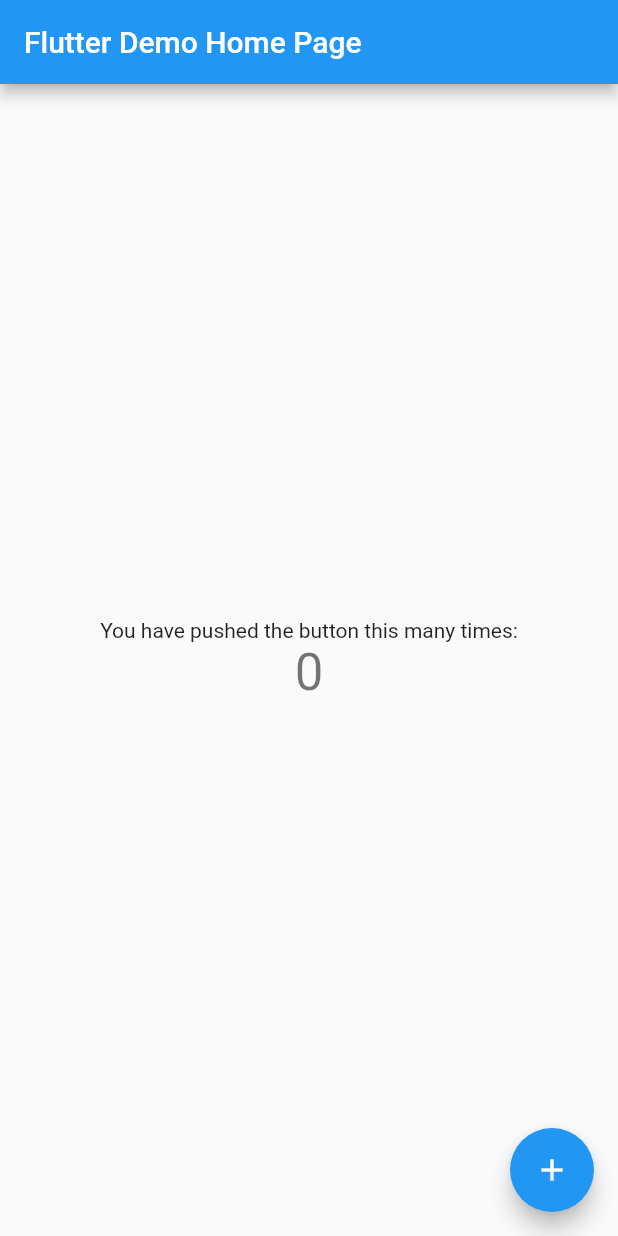
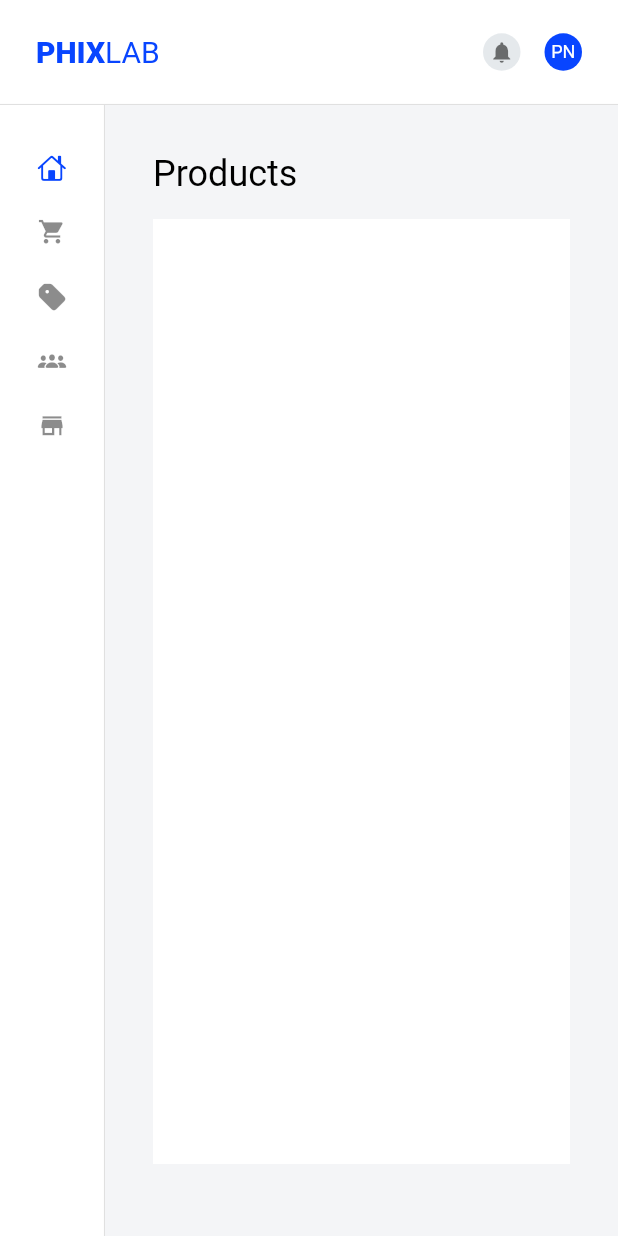
Before and after one commit to sudophils/phixlab_inventory, a Flutter app: the screen it shows after launch, on a phone screen of 412 x 824 dp. Run offline on Flutter 3.47's test engine with Material 2 defaults, Android fonts, the light colour scheme and no system bars.

Commit message:
update menu

```diff
--- a/lib/main.dart
+++ b/lib/main.dart
@@ -1,4 +1,9 @@
+import 'package:flutter/cupertino.dart';
 import 'package:flutter/material.dart';
+import 'package:phixlab_inventory/utils/constants.dart';
+import 'package:phixlab_inventory/widgets/app_header.dart';
+import 'package:phixlab_inventory/widgets/main_content.dart';
+import 'package:phixlab_inventory/widgets/vertical_navigation_bar.dart';
 
 void main() {
   runApp(const MyApp());
@@ -7,109 +12,100 @@
 class MyApp extends StatelessWidget {
   const MyApp({super.key});
 
-  // This widget is the root of your application.
   @override
   Widget build(BuildContext context) {
     return MaterialApp(
-      title: 'Flutter Demo',
+      debugShowCheckedModeBanner: false,
+      title: 'phixlab inventory',
       theme: ThemeData(
-        // This is the theme of your application.
-        //
-        // Try running your application with "flutter run". You'll see the
-        // application has a blue toolbar. Then, without quitting the app, try
-        // changing the primarySwatch below to Colors.green and then invoke
-        // "hot reload" (press "r" in the console where you ran "flutter run",
-        // or simply save your changes to "hot reload" in a Flutter IDE).
-        // Notice that the counter didn't reset back to zero; the application
-        // is not restarted.
         primarySwatch: Colors.blue,
       ),
-      home: const MyHomePage(title: 'Flutter Demo Home Page'),
+      home: const Main(),
     );
   }
 }
 
-class MyHomePage extends StatefulWidget {
-  const MyHomePage({super.key, required this.title});
-
-  // This widget is the home page of your application. It is stateful, meaning
-  // that it has a State object (defined below) that contains fields that affect
-  // how it looks.
-
-  // This class is the configuration for the state. It holds the values (in this
-  // case the title) provided by the parent (in this case the App widget) and
-  // used by the build method of the State. Fields in a Widget subclass are
-  // always marked "final".
-
-  final String title;
+class Main extends StatefulWidget {
+  const Main({Key? key}) : super(key: key);
 
   @override
-  State<MyHomePage> createState() => _MyHomePageState();
+  State<Main> createState() => _MainState();
 }
 
-class _MyHomePageState extends State<MyHomePage> {
-  int _counter = 0;
+class _MainState extends State<Main> {
+  var currentIndex = 0;
 
-  void _incrementCounter() {
-    setState(() {
-      // This call to setState tells the Flutter framework that something has
-      // changed in this State, which causes it to rerun the build method below
-      // so that the display can reflect the updated values. If we changed
-      // _counter without calling setState(), then the build method would not be
-      // called again, and so nothing would appear to happen.
-      _counter++;
-    });
+  Widget buildMainContent({required int currentPage}) {
+    switch (currentPage) {
+      case 0:
+        return const MainContent();
+      case 1:
+        return const Center(child: Text("Cart"));
+      case 2:
+        return const Center(child: Text("Favorite"));
+      case 3:
+        return const Center(child: Text("Customers"));
+      case 4:
+        return const Center(child: Text("Store front"));
+      default:
+        return const MainContent();
+    }
   }
 
   @override
   Widget build(BuildContext context) {
-    // This method is rerun every time setState is called, for instance as done
-    // by the _incrementCounter method above.
-    //
-    // The Flutter framework has been optimized to make rerunning build methods
-    // fast, so that you can just rebuild anything that needs updating rather
-    // than having to individually change instances of widgets.
     return Scaffold(
-      appBar: AppBar(
-        // Here we take the value from the MyHomePage object that was created by
-        // the App.build method, and use it to set our appbar title.
-        title: Text(widget.title),
+        body: Container(
+      color: backgroundColor,
+      child: Column(
+        children: [
+          const AppHeader(),
+          Expanded(
+            child: Row(
+              children: [
+                VerticalNavigationMenuBar(
+                    onTap: (int index) {
+                      print(index);
+                      setState(() {
+                        currentIndex = index;
+                      });
+                    },
+                    currentIndex: currentIndex,
+                    menuItems: [
+                      NavBarMenuItem(icon: CupertinoIcons.home),
+                      NavBarMenuItem(icon: Icons.shopping_cart),
+                      NavBarMenuItem(icon: CupertinoIcons.tag_solid),
+                      NavBarMenuItem(icon: CupertinoIcons.group_solid),
+                      NavBarMenuItem(icon: Icons.store),
+                    ],
+                    iconSize: 19),
+
+                /// Main content area
+                Expanded(
+                  child: Column(
+                    crossAxisAlignment: CrossAxisAlignment.start,
+                    children: [
+                      Padding(
+                        padding: const EdgeInsets.only(
+                            left: defaultSpace * 2, top: defaultSpace * 2),
+                        child: Text(
+                          "Products",
+                          style: Theme.of(context)
+                              .textTheme
+                              .headline5
+                              ?.copyWith(color: Colors.black),
+                        ),
+                      ),
+                      Expanded(
+                          child: buildMainContent(currentPage: currentIndex)),
+                    ],
+                  ),
+                )
+              ],
+            ),
+          ),
+        ],
       ),
-      body: Center(
-        // Center is a layout widget. It takes a single child and positions it
-        // in the middle of the parent.
-        child: Column(
-          // Column is also a layout widget. It takes a list of children and
-          // arranges them vertically. By default, it sizes itself to fit its
-          // children horizontally, and tries to be as tall as its parent.
-          //
-          // Invoke "debug painting" (press "p" in the console, choose the
-          // "Toggle Debug Paint" action from the Flutter Inspector in Android
-          // Studio, or the "Toggle Debug Paint" command in Visual Studio Code)
-          // to see the wireframe for each widget.
-          //
-          // Column has various properties to control how it sizes itself and
-          // how it positions its children. Here we use mainAxisAlignment to
-          // center the children vertically; the main axis here is the vertical
-          // axis because Columns are vertical (the cross axis would be
-          // horizontal).
-          mainAxisAlignment: MainAxisAlignment.center,
-          children: <Widget>[
-            const Text(
-              'You have pushed the button this many times:',
-            ),
-            Text(
-              '$_counter',
-              style: Theme.of(context).textTheme.headline4,
-            ),
-          ],
-        ),
-      ),
-      floatingActionButton: FloatingActionButton(
-        onPressed: _incrementCounter,
-        tooltip: 'Increment',
-        child: const Icon(Icons.add),
-      ), // This trailing comma makes auto-formatting nicer for build methods.
-    );
+    ));
   }
 }
--- /dev/null
+++ b/lib/widgets/app_header.dart
@@ -0,0 +1,76 @@
+import 'package:flutter/material.dart';
+
+import '../utils/constants.dart';
+
+class AppHeader extends StatelessWidget {
+  const AppHeader({Key? key}) : super(key: key);
+
+  @override
+  Widget build(BuildContext context) {
+    return Container(
+      height: 70,
+      padding: const EdgeInsets.all(defaultSpace / 2),
+      decoration: const BoxDecoration(
+          color: Colors.white,
+          border: Border(bottom: BorderSide(color: Colors.black12, width: .7))),
+      child: Row(
+        mainAxisAlignment: MainAxisAlignment.spaceBetween,
+        children: [
+          Padding(
+            padding: const EdgeInsets.symmetric(horizontal: defaultSpace),
+            child: Row(
+              children: const [
+                Text(
+                  "PHIX",
+                  style: TextStyle(
+                      color: primaryColor,
+                      fontSize: 20,
+                      fontWeight: FontWeight.w900),
+                ),
+                Text(
+                  "LAB",
+                  style: TextStyle(color: primaryColor, fontSize: 20),
+                ),
+              ],
+            ),
+          ),
+          Padding(
+            padding: const EdgeInsets.symmetric(horizontal: defaultSpace),
+            child: Row(
+              children: [
+                Container(
+                  height: 25,
+                  width: 25,
+                  decoration: const BoxDecoration(
+                      shape: BoxShape.circle, color: iconBackdropColor),
+                  child: const Center(
+                    child: Icon(
+                      Icons.notifications,
+                      color: Colors.black54,
+                      size: 17,
+                    ),
+                  ),
+                ),
+                const SizedBox(
+                  width: defaultSpace,
+                ),
+                Container(
+                  height: 25,
+                  width: 25,
+                  decoration: const BoxDecoration(
+                      shape: BoxShape.circle, color: primaryColor),
+                  child: const Center(
+                    child: Text(
+                      "PN",
+                      style: TextStyle(color: Colors.white, fontSize: 12),
+                    ),
+                  ),
+                ),
+              ],
+            ),
+          )
+        ],
+      ),
+    );
+  }
+}
--- /dev/null
+++ b/lib/widgets/left_sidebar.dart
@@ -0,0 +1,52 @@
+import 'package:flutter/material.dart';
+
+import '../utils/constants.dart';
+
+class LeftSideBar extends StatefulWidget {
+  late int currentIndex;
+
+  LeftSideBar({Key? key, required this.currentIndex}) : super(key: key);
+
+  @override
+  State<LeftSideBar> createState() => _LeftSideBarState();
+}
+
+class _LeftSideBarState extends State<LeftSideBar> {
+  @override
+  Widget build(BuildContext context) {
+    return Container(
+      padding: const EdgeInsets.all(defaultSpace / 2),
+      width: 100,
+      height: MediaQuery.of(context).size.height,
+      decoration: const BoxDecoration(
+          color: Colors.white,
+          border: Border(right: BorderSide(color: Colors.black12, width: .7))),
+      child: NavigationRail(
+        selectedIndex: widget.currentIndex,
+        onDestinationSelected: (int index) {
+          setState(() {
+            widget.currentIndex = index;
+          });
+        },
+        labelType: NavigationRailLabelType.selected,
+        destinations: const [
+          NavigationRailDestination(
+            icon: Icon(Icons.favorite_border),
+            selectedIcon: Icon(Icons.favorite),
+            label: Text('First'),
+          ),
+          NavigationRailDestination(
+            icon: Icon(Icons.bookmark_border),
+            selectedIcon: Icon(Icons.book),
+            label: Text('Second'),
+          ),
+          NavigationRailDestination(
+            icon: Icon(Icons.star_border),
+            selectedIcon: Icon(Icons.star),
+            label: Text('Third'),
+          ),
+        ],
+      ),
+    );
+  }
+}
--- /dev/null
+++ b/lib/widgets/main_content.dart
@@ -0,0 +1,26 @@
+import 'package:flutter/material.dart';
+
+import '../utils/constants.dart';
+
+class MainContent extends StatefulWidget {
+  const MainContent({Key? key}) : super(key: key);
+
+  @override
+  State<MainContent> createState() => _MainContentState();
+}
+
+class _MainContentState extends State<MainContent> {
+  @override
+  Widget build(BuildContext context) {
+    return Container(
+      width: MediaQuery.of(context).size.width,
+      height: MediaQuery.of(context).size.height,
+      color: Colors.white,
+      margin: const EdgeInsets.only(
+          left: defaultSpace * 2,
+          top: defaultSpace,
+          bottom: defaultSpace * 3,
+          right: defaultSpace * 2),
+    );
+  }
+}
--- /dev/null
+++ b/lib/widgets/vertical_navigation_bar.dart
@@ -0,0 +1,62 @@
+import 'package:flutter/material.dart';
+
+import '../utils/constants.dart';
+
+class VerticalNavigationMenuBar extends StatefulWidget {
+  final List<NavBarMenuItem> menuItems;
+  final Function(int index)? onTap;
+  final int? currentIndex;
+  final Color? selectedMenuColor;
+  final Color? unSelectedMenuColor;
+  final double iconSize;
+
+  const VerticalNavigationMenuBar({
+    Key? key,
+    required this.menuItems,
+    this.onTap,
+    this.currentIndex,
+    this.selectedMenuColor,
+    this.unSelectedMenuColor,
+    required this.iconSize,
+  }) : super(key: key);
+
+  @override
+  State<VerticalNavigationMenuBar> createState() => _VerticalTabMenuState();
+}
+
+class _VerticalTabMenuState extends State<VerticalNavigationMenuBar> {
+  @override
+  Widget build(BuildContext context) {
+    return Container(
+        padding: const EdgeInsets.all(defaultSpace / 2),
+        width: 70,
+        height: MediaQuery.of(context).size.height,
+        decoration: const BoxDecoration(
+            color: Colors.white,
+            border:
+                Border(right: BorderSide(color: Colors.black12, width: .7))),
+        child: Column(
+          children: [
+            ...widget.menuItems.map((menu) => InkWell(
+                  onTap: () => widget.onTap!(widget.menuItems.indexOf(menu)),
+                  child: Padding(
+                    padding: const EdgeInsets.only(top: defaultSpace + 8),
+                    child: Icon(
+                      menu.icon,
+                      color:
+                          widget.currentIndex == widget.menuItems.indexOf(menu)
+                              ? primaryColor
+                              : Colors.black45,
+                      size: widget.iconSize,
+                    ),
+                  ),
+                ))
+          ],
+        ));
+  }
+}
+
+class NavBarMenuItem {
+  final IconData icon;
+  NavBarMenuItem({required this.icon});
+}
```
